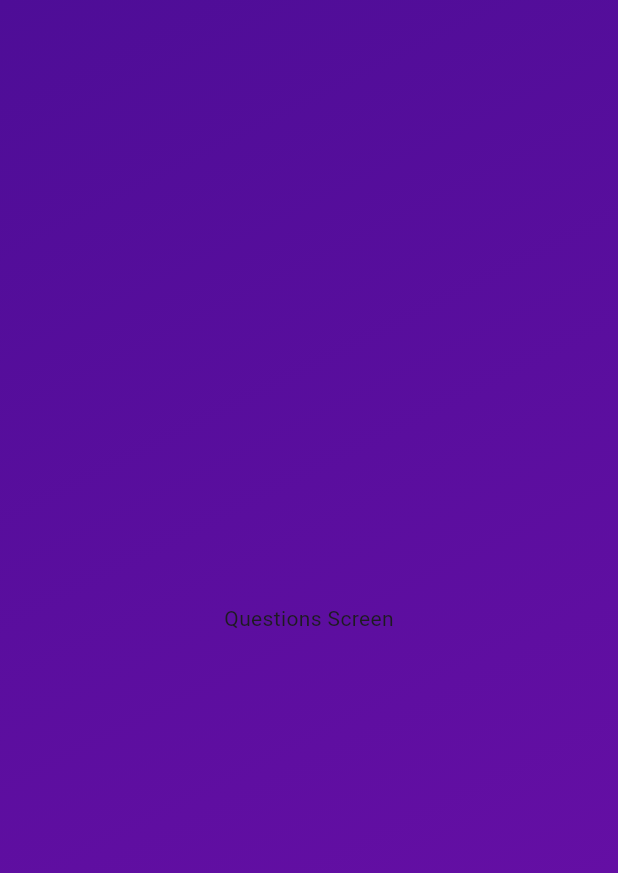
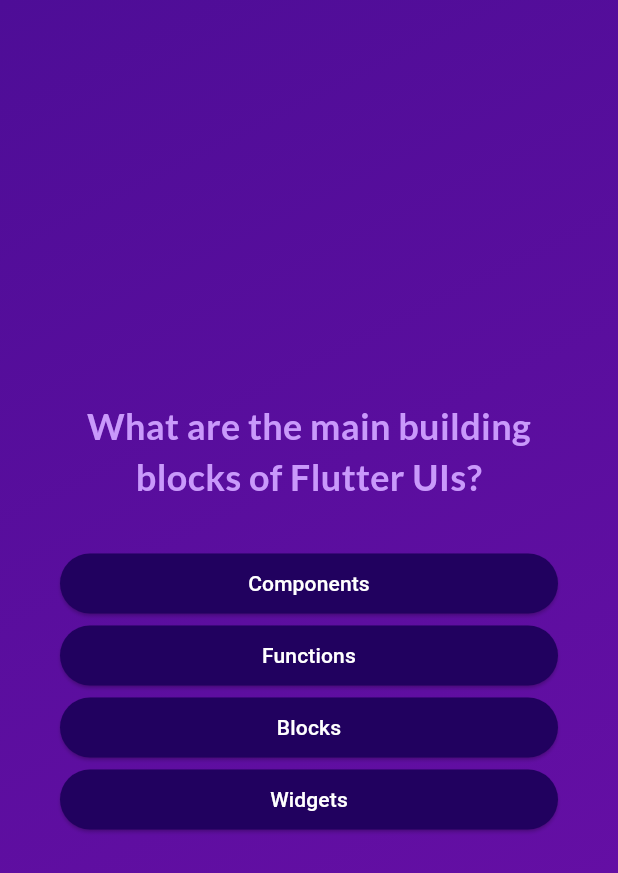
Before and after one commit to aditya-jain-dev/flutter-quiz-app, a Flutter app: the screen it shows after launch, after a tap on "Start Quiz", on a phone screen of 412 x 824 dp. Shown: the top 873 px of the screen. Run offline on Flutter 3.47's test engine with Material 3 defaults, Android fonts, the phone set to English and light mode, and no system bars; our stand-ins replace google_fonts.

```diff
--- a/lib/main.dart
+++ b/lib/main.dart
@@ -2,5 +2,5 @@ import 'package:flutter/material.dart';
 import 'package:quiz_app/quiz.dart';
 
 void main() {
-  runApp(const Quiz());
+  runApp(Quiz());
 }
--- /dev/null
+++ b/lib/models/custom_button.dart
@@ -0,0 +1,28 @@
+import 'package:flutter/material.dart';
+
+class AnswerButton extends StatelessWidget {
+  const AnswerButton(
+      {super.key, required this.answerText, required this.onTap});
+
+  final String answerText;
+  final void Function() onTap;
+
+  @override
+  Widget build(BuildContext context) {
+    return ElevatedButton(
+      onPressed: onTap,
+      child: Text(
+        answerText,
+        textAlign: TextAlign.center,
+      ),
+      style: ElevatedButton.styleFrom(
+        padding: EdgeInsets.symmetric(horizontal: 40, vertical: 10),
+        backgroundColor: Color.fromARGB(255, 33, 1, 95),
+        foregroundColor: Colors.white,
+        shape: RoundedRectangleBorder(
+          borderRadius: BorderRadius.circular(40),
+        ),
+      ),
+    );
+  }
+}
--- a/lib/models/quiz_question.dart
+++ b/lib/models/quiz_question.dart
@@ -3,4 +3,10 @@ class QuizQuestion {
 
   final String text;
   final List<String> answers;
+
+  List<String> getShuffledAnswers() {
+    final shuffledList = List.of(answers);
+    shuffledList.shuffle();
+    return shuffledList;
+  }
 }
--- a/lib/questions_screen.dart
+++ b/lib/questions_screen.dart
@@ -1,15 +1,62 @@
 import 'package:flutter/material.dart';
+import 'package:google_fonts/google_fonts.dart';
+import 'package:quiz_app/data/questions.dart';
+import 'package:quiz_app/models/custom_button.dart';
 
 class QuestionsScreen extends StatefulWidget {
-  const QuestionsScreen({super.key});
+  const QuestionsScreen({super.key, required this.onSelectAnswer});
+
+  final void Function(String answer) onSelectAnswer;
 
   @override
   State<QuestionsScreen> createState() => _QuestionsScreenState();
 }
 
 class _QuestionsScreenState extends State<QuestionsScreen> {
+  var currentQuestionIndex = 0;
+
+  void answerQuestion(String selectAnswer) {
+    widget.onSelectAnswer(selectAnswer);
+    setState(() {
+      currentQuestionIndex += 1;
+    });
+  }
+
   @override
   Widget build(BuildContext context) {
-    return const Center(child: Text('Questions Screen'));
+    final currentQuestions = questions[currentQuestionIndex];
+
+    return SizedBox(
+      width: double.infinity,
+      child: Container(
+        margin: EdgeInsets.all(40),
+        child: Column(
+          mainAxisAlignment: MainAxisAlignment.center,
+          crossAxisAlignment: CrossAxisAlignment.stretch,
+          children: [
+            Text(
+              currentQuestions.text,
+              style: GoogleFonts.lato(
+                color: const Color.fromARGB(255, 201, 153, 251),
+                fontSize: 24,
+                fontWeight: FontWeight.bold,
+              ),
+              textAlign: TextAlign.center,
+            ),
+            SizedBox(height: 30),
+            ...currentQuestions.getShuffledAnswers().map(
+              (answer) {
+                return AnswerButton(
+                    answerText: answer,
+                    onTap: () {
+                      print(answer);
+                      answerQuestion(answer);
+                    });
+              },
+            ),
+          ],
+        ),
+      ),
+    );
   }
 }
--- a/lib/quiz.dart
+++ b/lib/quiz.dart
@@ -1,15 +1,18 @@
 import 'package:flutter/material.dart';
+import 'package:quiz_app/data/questions.dart';
 import 'package:quiz_app/questions_screen.dart';
+import 'package:quiz_app/results_screen.dart';
 import 'package:quiz_app/start_screen.dart';
 
 class Quiz extends StatefulWidget {
-  const Quiz({super.key});
+  Quiz({super.key});
 
   @override
   State<Quiz> createState() => _QuizState();
 }
 
 class _QuizState extends State<Quiz> {
+  List<String> selectedAnswers = [];
   var activeScreen = 'start-screen';
 
   void switchScreen() {
@@ -18,22 +21,35 @@ class _QuizState extends State<Quiz> {
     });
   }
 
+  void chooseAnswer(String answer) {
+    selectedAnswers.add(answer);
+
+    if (selectedAnswers.length == questions.length) {
+      selectedAnswers = [];
+      setState(() {
+        activeScreen = 'results-screen';
+      });
+    }
+  }
+
   @override
   Widget build(BuildContext context) {
     // final screenWidget = activeScreen == 'start-screen'
     //     ? StartScreen(switchScreen)
-    //     : const QuestionsScreen();
+    //     : QuestionsScreen();
 
     Widget screenWidget = StartScreen(switchScreen);
 
     if (activeScreen == 'questions-screen') {
-      screenWidget = const QuestionsScreen();
+      screenWidget = QuestionsScreen(onSelectAnswer: chooseAnswer);
+    } else if (activeScreen == 'results-screen') {
+      screenWidget = ResultsScreen();
     }
 
     return MaterialApp(
       home: Scaffold(
         body: Container(
-            decoration: const BoxDecoration(
+            decoration: BoxDecoration(
               gradient: LinearGradient(
                 colors: [
                   Color.fromARGB(255, 78, 13, 151),
--- a/lib/quiz_copy.dart
+++ b/lib/quiz_copy.dart
@@ -1,46 +1,46 @@
-import 'package:flutter/material.dart';
-import 'package:quiz_app/questions_screen.dart';
-import 'package:quiz_app/start_screen.dart';
+// import 'package:flutter/material.dart';
+// import 'package:quiz_app/questions_screen.dart';
+// import 'package:quiz_app/start_screen.dart';
 
-class Quiz extends StatefulWidget {
-  const Quiz({super.key});
+// class Quiz extends StatefulWidget {
+//   const Quiz({super.key});
 
-  @override
-  State<Quiz> createState() => _QuizState();
-}
+//   @override
+//   State<Quiz> createState() => _QuizState();
+// }
 
-class _QuizState extends State<Quiz> {
-  Widget? activeScreen;
+// class _QuizState extends State<Quiz> {
+//   Widget? activeScreen;
 
-  @override
-  void initState() {
-    super.initState();
-    activeScreen = StartScreen(switchScreen);
-  }
+//   @override
+//   void initState() {
+//     super.initState();
+//     activeScreen = StartScreen(switchScreen);
+//   }
 
-  void switchScreen() {
-    setState(() {
-      activeScreen = const QuestionsScreen();
-    });
-  }
+//   void switchScreen() {
+//     setState(() {
+//       activeScreen = QuestionsScreen();
+//     });
+//   }
 
-  @override
-  Widget build(BuildContext context) {
-    return MaterialApp(
-      home: Scaffold(
-        body: Container(
-            decoration: const BoxDecoration(
-              gradient: LinearGradient(
-                colors: [
-                  Color.fromARGB(255, 78, 13, 151),
-                  Color.fromARGB(255, 107, 15, 168),
-                ],
-                begin: Alignment.topLeft,
-                end: Alignment.bottomRight,
-              ),
-            ),
-            child: activeScreen),
-      ),
-    );
-  }
-}
+//   @override
+//   Widget build(BuildContext context) {
+//     return MaterialApp(
+//       home: Scaffold(
+//         body: Container(
+//             decoration: const BoxDecoration(
+//               gradient: LinearGradient(
+//                 colors: [
+//                   Color.fromARGB(255, 78, 13, 151),
+//                   Color.fromARGB(255, 107, 15, 168),
+//                 ],
+//                 begin: Alignment.topLeft,
+//                 end: Alignment.bottomRight,
+//               ),
+//             ),
+//             child: activeScreen),
+//       ),
+//     );
+//   }
+// }
--- a/lib/start_screen.dart
+++ b/lib/start_screen.dart
@@ -1,7 +1,8 @@
 import 'package:flutter/material.dart';
+import 'package:google_fonts/google_fonts.dart';
 
 class StartScreen extends StatelessWidget {
-  const StartScreen(this.startQuiz, {super.key});
+  StartScreen(this.startQuiz, {super.key});
 
   final void Function() startQuiz;
 
@@ -23,22 +24,23 @@ class StartScreen extends StatelessWidget {
           //     width: 300,
           //   ),
           // ),
-          const SizedBox(height: 80),
-          const Text(
+          SizedBox(height: 80),
+          Text(
             'Learn Flutter the fun way!',
-            style: TextStyle(
+            style: GoogleFonts.lato(
               color: Color.fromARGB(255, 237, 223, 252),
               fontSize: 24,
+              fontWeight: FontWeight.bold,
             ),
           ),
-          const SizedBox(height: 30),
+          SizedBox(height: 30),
           OutlinedButton.icon(
             onPressed: startQuiz,
             style: OutlinedButton.styleFrom(
               foregroundColor: Colors.white,
             ),
-            icon: const Icon(Icons.arrow_right_alt),
-            label: const Text('Start Quiz'),
+            icon: Icon(Icons.arrow_right_alt),
+            label: Text('Start Quiz'),
           ),
         ],
       ),
--- a/pubspec.yaml
+++ b/pubspec.yaml
@@ -35,6 +35,7 @@ dependencies:
   # The following adds the Cupertino Icons font to your application.
   # Use with the CupertinoIcons class for iOS style icons.
   cupertino_icons: ^1.0.2
+  google_fonts: ^6.1.0
 
 dev_dependencies:
   flutter_test:
```
Also changed, not shown: analysis_options.yaml (+25 -25 lines), lib/results_screen.dart (added, +28 -0 lines), pubspec.lock, 7 other files.
